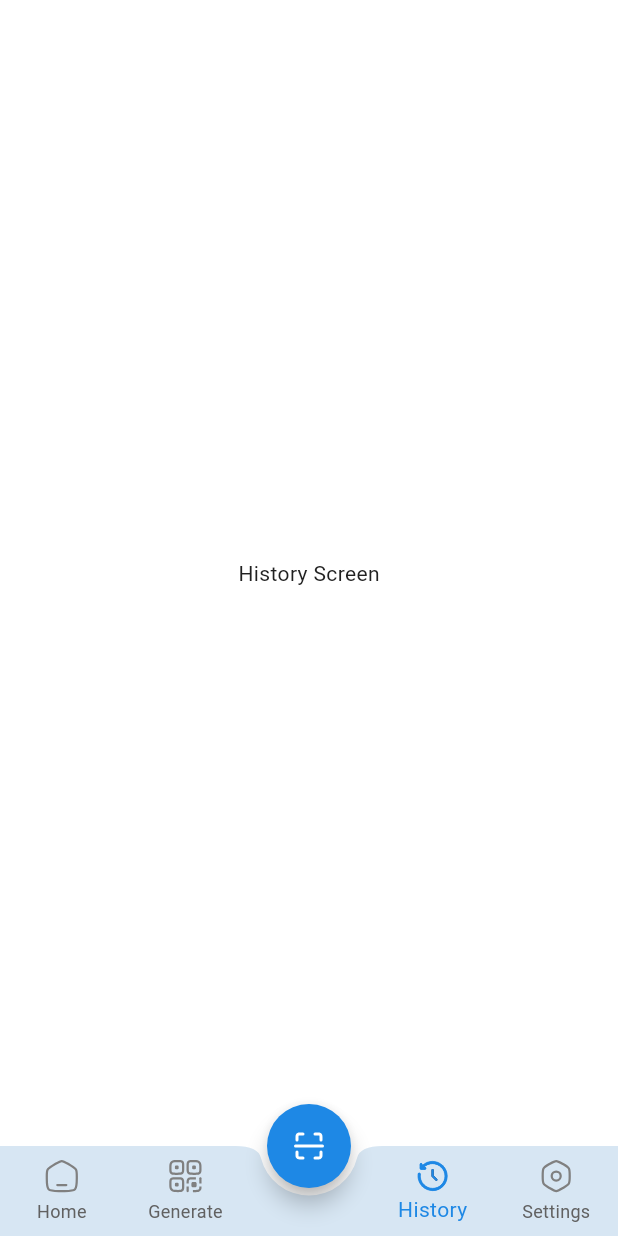
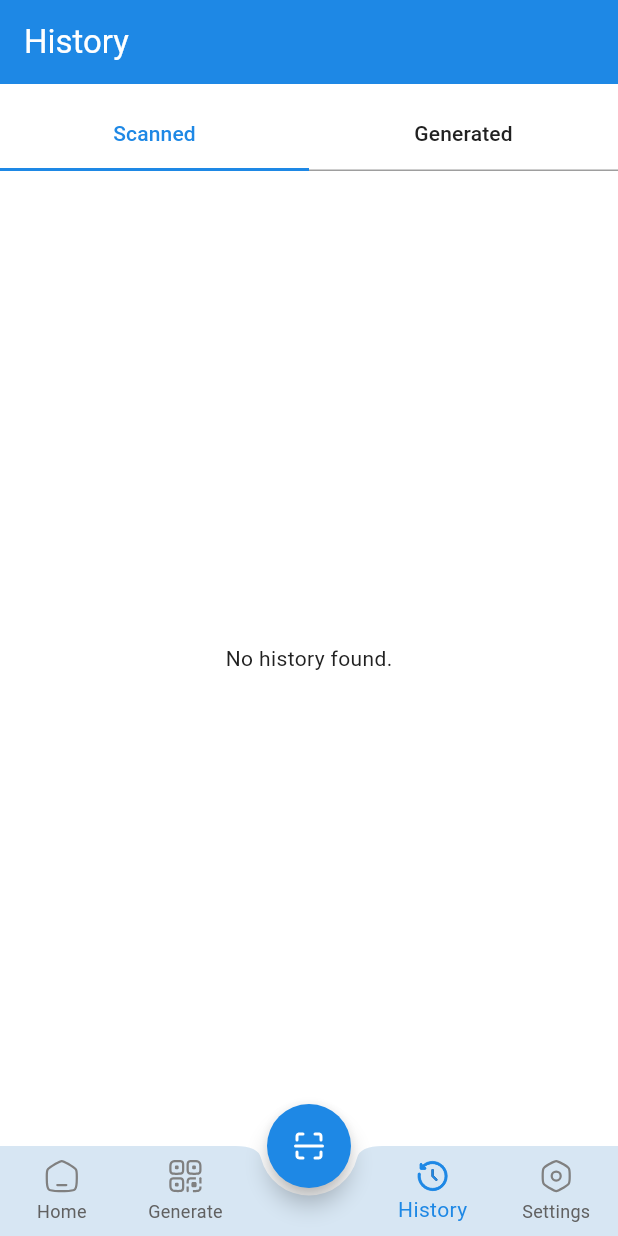
Before and after one commit to fitareq/qr_vault, a Flutter app: the screen it shows after launch, item 4 of the bottom bar chosen, on a phone screen of 412 x 824 dp. Run offline on Flutter 3.47's test engine with Material 3 defaults, Android fonts, the phone set to English and light mode, and no system bars; our stand-ins replace flutter_svg, hive, qr_flutter, share_plus, vibration; missing offline and left inert: image_gallery_saver_plus, mobile_scanner; accounts and stored records are empty; generated files the repository leaves out were written again.

Commit message:
created tabview in history screen.

```diff
--- a/lib/app.dart
+++ b/lib/app.dart
@@ -4,6 +4,8 @@ import 'package:qr_vault/core/theme/app_theme.dart';
 import 'package:qr_vault/feature/generate/provider/generator_provider.dart';
 import 'package:qr_vault/feature/scanner/provider/scanner_provider.dart';
 import 'package:qr_vault/main_screen.dart';
+
+import 'feature/history/provider/history_provider.dart';
 
 class QRVaultApp extends StatefulWidget {
   const QRVaultApp({super.key});
@@ -19,6 +21,7 @@ class _QRVaultAppState extends State<QRVaultApp> {
       providers: [
         ChangeNotifierProvider(create: (_) => ScannerProvider()),
         ChangeNotifierProvider(create: (_) => QRGeneratorProvider()),
+        ChangeNotifierProvider(create: (_) => HistoryProvider()),
       ],
       child: MaterialApp(
         title: "QR Vault",
--- a/lib/feature/history/history_screen.dart
+++ b/lib/feature/history/history_screen.dart
@@ -1,10 +1,70 @@
 import 'package:flutter/material.dart';
+import 'package:provider/provider.dart';
+import 'package:qr_vault/feature/history/provider/history_provider.dart';
 
 class HistoryScreen extends StatelessWidget {
   const HistoryScreen({super.key});
 
   @override
   Widget build(BuildContext context) {
-    return SafeArea(child: const Center(child: Text('History Screen')));
+    return DefaultTabController(
+      length: 2,
+      child: Scaffold(
+        appBar: AppBar(title: const Text('History')),
+        body: SafeArea(
+          child: Column(
+            children: [
+              SizedBox(height: 10),
+              TabBar(
+                tabs: const [Tab(text: 'Scanned'), Tab(text: 'Generated')],
+                indicatorSize: TabBarIndicatorSize.tab,
+                indicatorColor: Theme.of(context).colorScheme.primary,
+                dividerColor: Colors.grey,
+              ),
+              Expanded(
+                child: TabBarView(
+                  children: [
+                    _HistoryList(isGenerated: false),
+                    _HistoryList(isGenerated: true),
+                  ],
+                ),
+              ),
+            ],
+          ),
+        ),
+      ),
+    );
   }
 }
+
+class _HistoryList extends StatelessWidget {
+  final bool isGenerated;
+
+  const _HistoryList({required this.isGenerated});
+
+  @override
+  Widget build(BuildContext context) {
+    final provider = Provider.of<HistoryProvider>(context);
+    final history = isGenerated ? provider.generated : provider.scanned;
+    if (history.isEmpty) {
+      return const Center(child: Text("No history found."));
+    }
+
+    return ListView.separated(
+      padding: const EdgeInsets.all(16),
+      itemCount: history.length,
+      separatorBuilder: (_, _) => const Divider(),
+      itemBuilder: (_, index) {
+        final item = history[index];
+        return ListTile(
+          leading: Icon(
+            isGenerated ? Icons.qr_code : Icons.qr_code_scanner,
+            color: Theme.of(context).colorScheme.primary,
+          ),
+          title: Text(item.data),
+          subtitle: Text(item.timeStamp.toLocal().toString()),
+        );
+      },
+    );
+  }
+}
--- /dev/null
+++ b/lib/feature/history/models/qr_history_model.dart
@@ -0,0 +1,21 @@
+import 'package:hive/hive.dart';
+
+part 'qr_history_model.g.dart';
+
+@HiveType(typeId: 0)
+class QRHistoryModel extends HiveObject {
+  @HiveField(0)
+  final String data;
+
+  @HiveField(1)
+  final DateTime timeStamp;
+
+  @HiveField(2)
+  final bool isGenerated;
+
+  QRHistoryModel({
+    required this.data,
+    required this.timeStamp,
+    required this.isGenerated,
+  });
+}
--- /dev/null
+++ b/lib/feature/history/provider/history_provider.dart
@@ -0,0 +1,35 @@
+import 'package:flutter/widgets.dart';
+import 'package:hive/hive.dart';
+import 'package:qr_vault/feature/history/models/qr_history_model.dart';
+
+class HistoryProvider extends ChangeNotifier {
+  static const _boxName = 'qr_history';
+
+  late Box<QRHistoryModel> _box;
+
+  List<QRHistoryModel> _allItems = [];
+
+  List<QRHistoryModel> get scanned =>
+      _allItems.where((e) => !e.isGenerated).toList();
+
+  List<QRHistoryModel> get generated =>
+      _allItems.where((e) => e.isGenerated).toList();
+
+  Future<void> init() async {
+    _box = await Hive.openBox<QRHistoryModel>(_boxName);
+    _allItems = _box.values.toList();
+    notifyListeners();
+  }
+
+  Future<void> addItem(QRHistoryModel item) async {
+    await _box.add(item);
+    _allItems = _box.values.toList();
+    notifyListeners();
+  }
+
+  Future<void> clearHistory() async {
+    await _box.clear();
+    _allItems = _box.values.toList();
+    notifyListeners();
+  }
+}
--- a/pubspec.yaml
+++ b/pubspec.yaml
@@ -22,12 +22,16 @@ dependencies:
   path_provider: ^2.1.5
   image_gallery_saver_plus: ^4.0.1
   share_plus: ^11.0.0
+  hive: ^2.2.3
+  hive_flutter: ^1.1.0
 
 dev_dependencies:
   flutter_launcher_icons: ^0.14.4
   flutter_test:
     sdk: flutter
   flutter_lints: ^5.0.0
+  hive_generator: ^2.0.1
+  build_runner: ^2.3.3
 
 flutter_launcher_icons:
   android: true
```
Also changed, not shown: lib/main.dart (+12 -1 lines), pubspec.lock.
